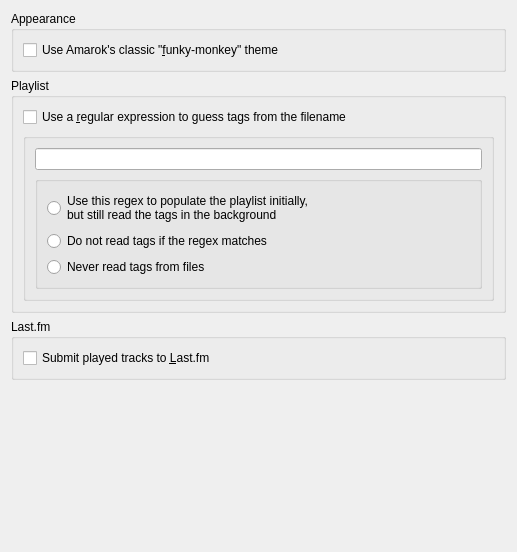
Above: minirok/ui/options1.ui from dato/minirok before the change. Below: the same form after it.
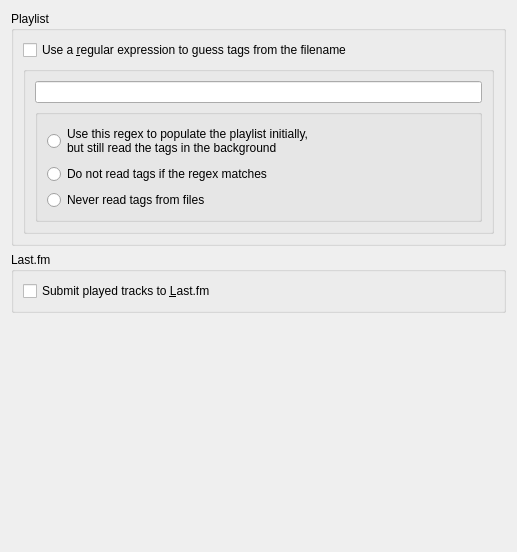
That is the form after the change.

Commit message: Drop support for Amarok's classic theme -- I'm happy without it.

Diff of the .ui file:
```diff
--- a/minirok/ui/options1.ui
+++ b/minirok/ui/options1.ui
@@ -13,22 +13,6 @@
    <string>Configuring Minirok</string>
   </property>
   <layout class="QVBoxLayout" >
-   <item>
-    <widget class="QGroupBox" name="appearanceGroup" >
-     <property name="title" >
-      <string>Appearance</string>
-     </property>
-     <layout class="QVBoxLayout" >
-      <item>
-       <widget class="QCheckBox" name="kcfg_UseAmarokClassicTheme" >
-        <property name="text" >
-         <string>Use Amarok's classic "&amp;funky-monkey" theme</string>
-        </property>
-       </widget>
-      </item>
-     </layout>
-    </widget>
-   </item>
    <item>
     <widget class="QGroupBox" name="playlistGroup" >
      <property name="title" >
```
The commit also changes 6 other files.
